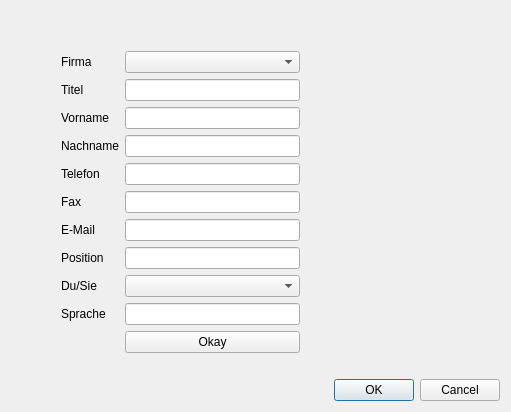
Before: the Qt Designer form createperson.ui in green-lion-racing/glr-database, drawn with Qt 5.
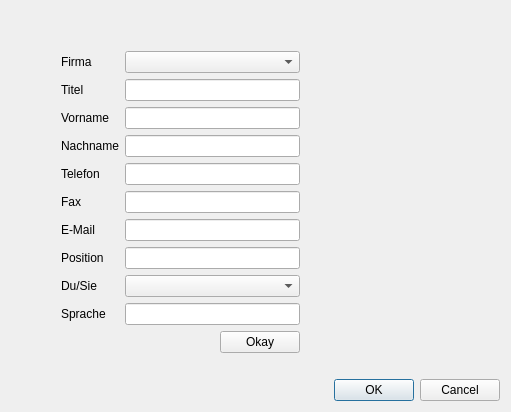
After: the same form once the commit is applied.

Commit message: Changed position if pb_okay (createperson.ui) using a new horizontal layout for this push button

```diff
--- a/createperson.ui
+++ b/createperson.ui
@@ -141,11 +141,31 @@
         <widget class="QComboBox" name="cb_company"/>
        </item>
        <item row="10" column="1">
+        <layout class="QHBoxLayout" name="horizontalLayout">
+         <item>
+          <spacer name="horizontalSpacer">
+           <property name="orientation">
+            <enum>Qt::Horizontal</enum>
+           </property>
+           <property name="sizeHint" stdset="0">
+            <size>
+             <width>40</width>
+             <height>20</height>
+            </size>
+           </property>
+          </spacer>
+         </item>
+         <item>
         <widget class="QPushButton" name="pb_okay">
+           <property name="layoutDirection">
+            <enum>Qt::LeftToRight</enum>
+           </property>
          <property name="text">
           <string>Okay</string>
          </property>
         </widget>
+         </item>
+        </layout>
        </item>
       </layout>
      </item>
```
Left out of the diff: 12 changed lines with no effect on the pictures. Lines whose indentation alone changed are shown as unchanged. The commit also changes 1 other file.
